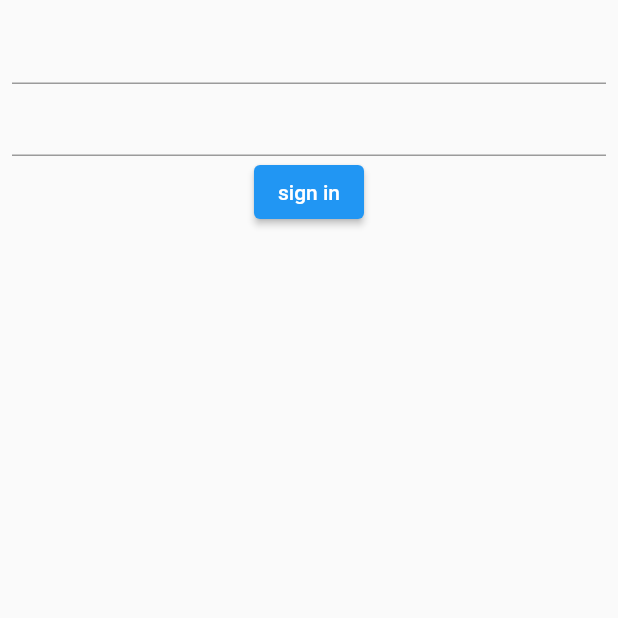
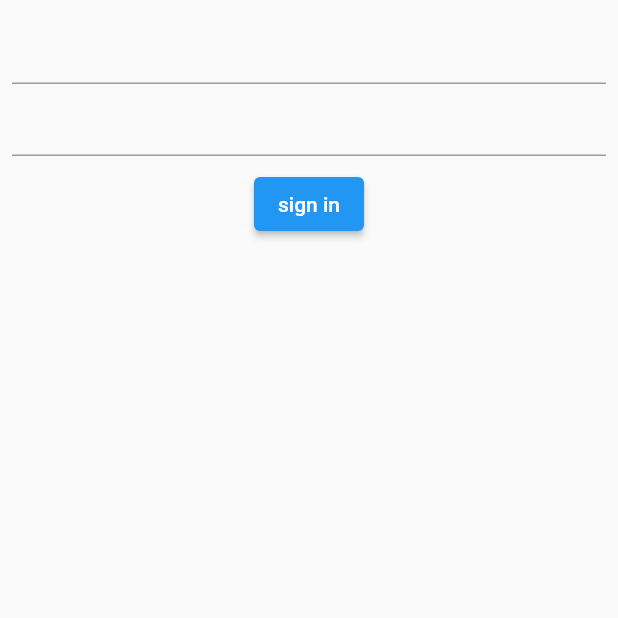
Before and after one commit to Garius6/kirgu_employee, a Flutter app: the screen it shows after launch, on a phone screen of 412 x 824 dp, the top half of it. Run offline on Flutter 3.47's test engine with Material 2 defaults, Android fonts, the phone set to English and light mode, and no system bars; our stand-ins replace dio, flutter_riverpod, riverpod_annotation, table_calendar; missing offline and left inert: jaguar_jwt; generated files the repository leaves out were written again.

Commit message:
Added russian translation

```diff
--- a/lib/main.dart
+++ b/lib/main.dart
@@ -1,5 +1,6 @@
 import 'package:flutter/material.dart';
 import 'package:flutter_riverpod/flutter_riverpod.dart';
+import 'package:intl/date_symbol_data_local.dart';
 import 'package:kirgu_employee/src/user/user_provider.dart';
 
 import 'src/app.dart';
@@ -57,9 +58,6 @@ void main() async {
   // This prevents a sudden theme change when the app is first displayed.
   await settingsController.loadSettings();
 
-  // Run the app and pass in the SettingsController. The app listens to the
-  // SettingsController for changes, then passes it further down to the
-  // SettingsView.
   runApp(
     ProviderScope(
       observers: [MainProviderObserver()],
--- a/lib/src/app.dart
+++ b/lib/src/app.dart
@@ -42,7 +42,8 @@ class MyApp extends StatelessWidget {
             GlobalCupertinoLocalizations.delegate,
           ],
           supportedLocales: const [
-            Locale('en', ''), // English, no country code
+            Locale('en', ''),
+            Locale('ru'),
           ],
 
           // Use AppLocalizations to configure the correct application title
--- a/lib/src/localization/app_en.arb
+++ b/lib/src/localization/app_en.arb
@@ -1,5 +1,5 @@
 {
-  "appTitle": "kirgu_employee",
+  "appTitle": "Kirgu employee",
   "@appTitle": {
     "description": "The title of the application"
   }
--- /dev/null
+++ b/lib/src/localization/app_ru.arb
@@ -0,0 +1,6 @@
+{
+    "appTitle": "Киргу сотрудники"
+    "@appTitle": {
+        "description": "Заголовок приложения"
+    }
+}
--- a/lib/src/user/user_sign_in_view.dart
+++ b/lib/src/user/user_sign_in_view.dart
@@ -38,12 +38,15 @@ class _SignInViewState extends State<SignInView> {
                 TextField(
                   controller: passwordController,
                 ),
+                const SizedBox(
+                  height: 8.0,
+                ),
                 ElevatedButton(
                   onPressed: () async {
                     await ref.read(userRepositoryProvider.notifier).signIn(
                         usernameController.text, passwordController.text);
                     if (context.mounted) {
-                      Navigator.of(context).push(
+                      Navigator.of(context).pushReplacement(
                         MaterialPageRoute<void>(
                           builder: (BuildContext context) =>
                               const EventListView(),
```
Also changed, not shown: lib/src/wta_event/wta_event_list.dart (+6 -1 lines).
